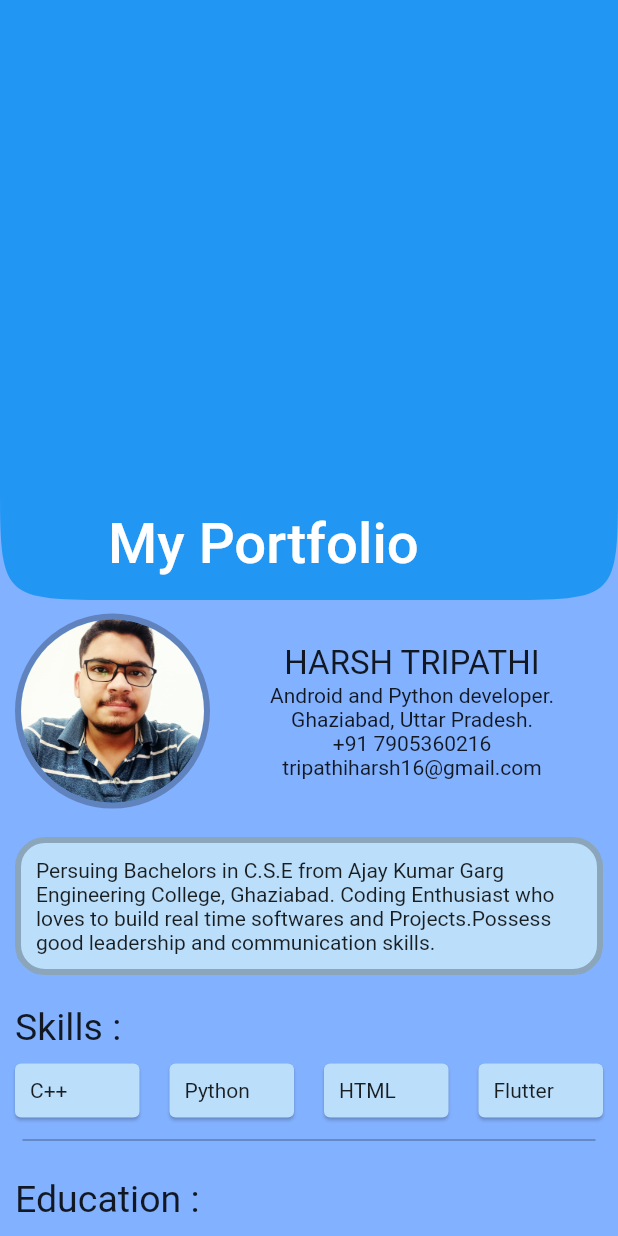
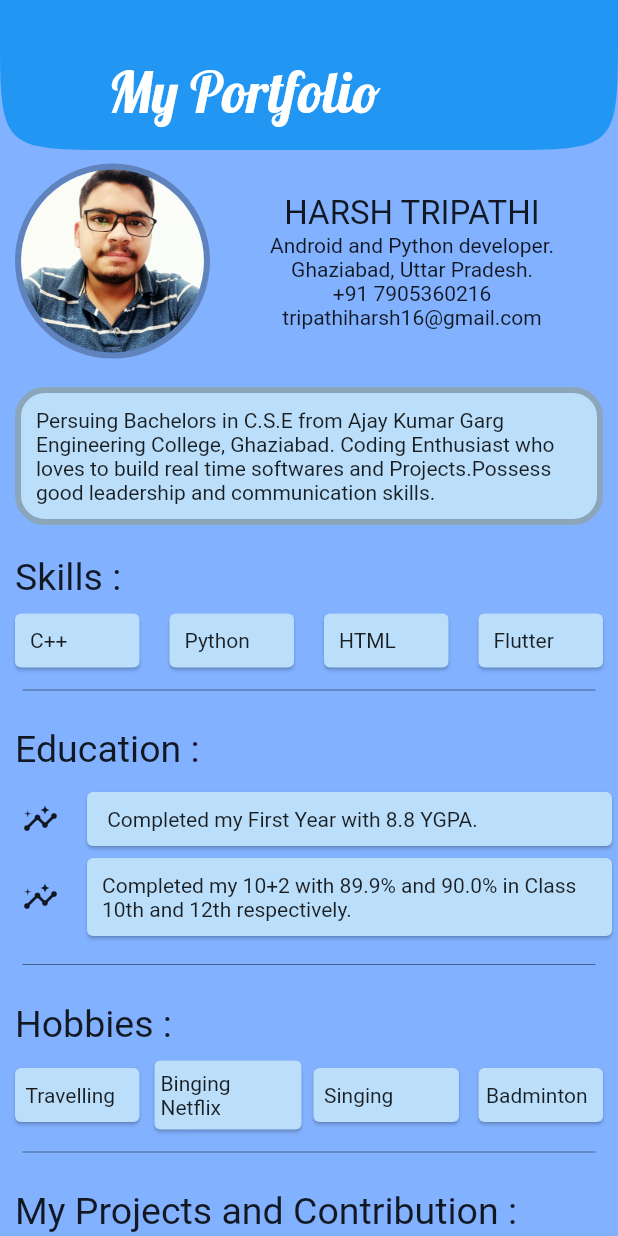
Before and after one commit to harsh-2024/cv_flutter_app, a Flutter app: the screen it shows after launch, on a phone screen of 412 x 824 dp. Run offline on Flutter 3.47's test engine with Material 2 defaults, Android fonts, the light colour scheme and no system bars.

Commit message:
font styling changed

```diff
--- a/lib/main.dart
+++ b/lib/main.dart
@@ -1,6 +1,6 @@
 import 'package:flutter/foundation.dart';
 import 'package:flutter/material.dart';
-import 'package:url_launcher/url_launcher.dart';
+// import 'package:url_launcher/url_launcher.dart';
 
 void main() {
   runApp(MyApp());
@@ -54,7 +54,7 @@ class _MyHomePageState extends State<MyHomePage> {
           elevation: 70.0,
           floating: true,
           pinned: true,
-          expandedHeight: 400,
+          expandedHeight: 100,
           flexibleSpace: FlexibleSpaceBar(
             // background: ClipRRect(
             //   borderRadius: BorderRadius.only(
@@ -69,7 +69,7 @@ class _MyHomePageState extends State<MyHomePage> {
             // ),
             title: Text(
               'My Portfolio',
-              style: TextStyle(fontSize: 25),
+              style: TextStyle(fontSize: 25, fontFamily: 'Lobster'),
             ),
             // stretchModes: <StretchMode>[
             //   StretchMode.zoomBackground,
```
Also changed, not shown: pubspec.yaml (+4 -4 lines).
